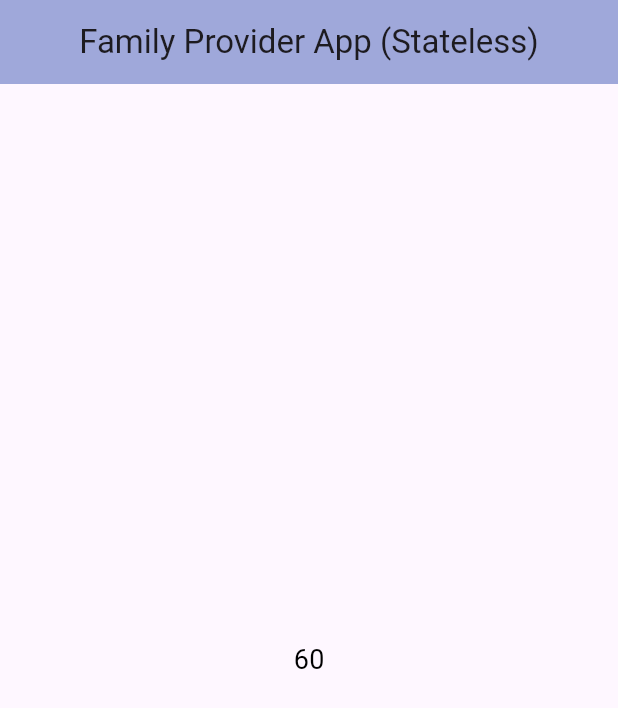
After one commit to foysal012/riverpod_toutorial, a Flutter app: the screen it shows after launch, on a phone screen of 412 x 824 dp. The commit adds this screen. Shown: the top 708 px of the screen. Run offline on Flutter 3.47's test engine with Material 3 defaults, Android fonts, the phone set to English and light mode, and no system bars; our stand-ins replace flutter_riverpod.

Commit message:
Family Provider complete with day-10

```diff
--- /dev/null
+++ b/lib/day_10/family_provider.dart
@@ -0,0 +1,9 @@
+import 'package:flutter_riverpod/flutter_riverpod.dart';
+
+// final multiProvider = StateProvider.family<int, int>((ref, number) {
+//   return 6 * number;
+// });
+
+final multiProvider = StateProvider.family<int, Map<String, dynamic>>((ref, number) {
+  return number["id"] * 6;
+});
--- /dev/null
+++ b/lib/day_10/family_stateless_home_screen.dart
@@ -0,0 +1,32 @@
+import 'package:flutter/material.dart';
+import 'package:flutter_riverpod/flutter_riverpod.dart';
+import 'package:riverpod_toutorial/day_10/family_provider.dart';
+
+class FamilyStatelessHomeScreen extends ConsumerWidget {
+  const FamilyStatelessHomeScreen({super.key});
+
+  @override
+  Widget build(BuildContext context, WidgetRef ref) {
+    // final provider = ref.watch(multiProvider(120));
+    Map<String, dynamic> map = {
+      "id" : 10
+    };
+    final provider = ref.watch(multiProvider(map));
+    return Scaffold(
+      appBar: AppBar(
+        title: Text('Family Provider App (Stateless)'),
+        centerTitle: true,
+        backgroundColor: Colors.indigo[200],
+      ),
+
+      body: Container(
+        child: Center(child: Text('${provider.toString()}',
+          style: TextStyle(
+            fontSize: 18,
+            color: Colors.black
+          ),
+        )),
+      ),
+    );
+  }
+}
--- a/lib/main.dart
+++ b/lib/main.dart
@@ -1,5 +1,6 @@
 import 'package:flutter/material.dart';
 import 'package:flutter_riverpod/flutter_riverpod.dart';
+import 'package:riverpod_toutorial/day_10/family_stateless_home_screen.dart';
 import 'day_1/home_stateful_screen.dart';
 import 'day_1/home_stateless_screen.dart';
 import 'day_2/counter_stateful_screen.dart';
@@ -52,7 +53,8 @@ class MyApp extends StatelessWidget {
         // home: StreamStatelessHomeScreen(),
         // home: StreamStatefulHomeScreen(),
         // home: ApiSatelessHomeScreen(),
-        home: ApiStatefulHomeScreen(),
+        // home: ApiStatefulHomeScreen(),
+        home: FamilyStatelessHomeScreen(),
       ),
     );
   }
```
